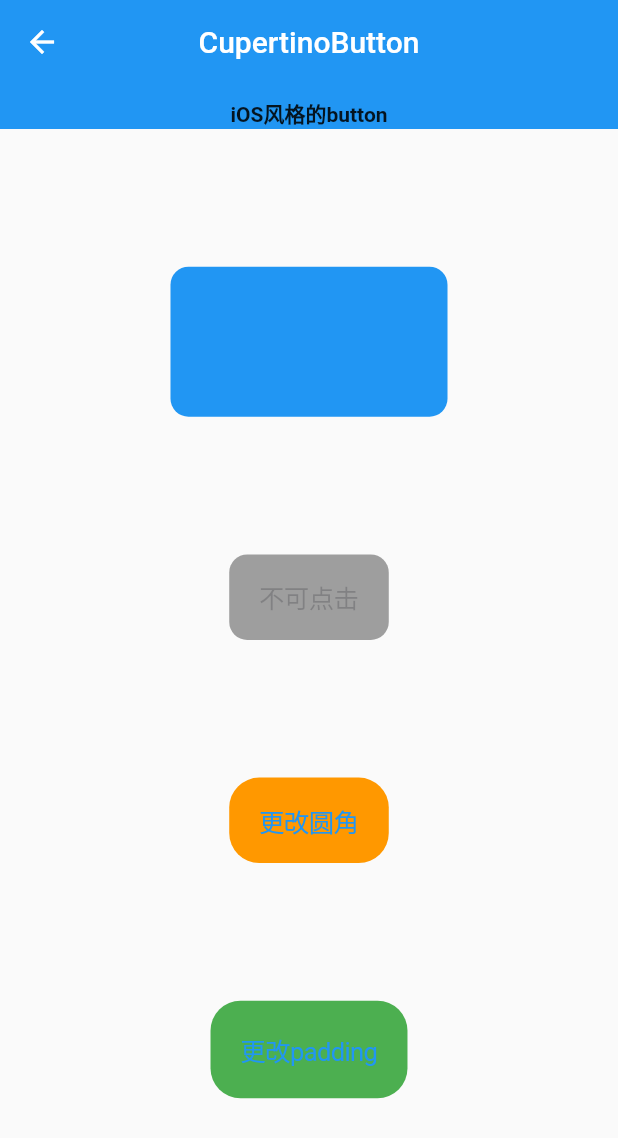
After one commit to huang-weilong/flutter_widgets, a Flutter app: the CupertinoButtonWidget screen opened directly, on a phone screen of 412 x 824 dp. The commit adds this screen. Shown: the top 1138 px of the screen. Run offline on Flutter 3.47's test engine with Material 2 defaults, Android fonts, the phone set to English and light mode, and no system bars.

Commit message:
CupertinoButton Widget

```diff
--- /dev/null
+++ b/lib/cupertino/cupertino_button_widget.dart
@@ -0,0 +1,60 @@
+import 'package:flutter/material.dart';
+import 'package:flutter/cupertino.dart';
+
+class CupertinoButtonWidget extends StatefulWidget {
+  @override
+  _CupertinoButtonWidgetState createState() => _CupertinoButtonWidgetState();
+}
+
+class _CupertinoButtonWidgetState extends State<CupertinoButtonWidget> {
+  @override
+  Widget build(BuildContext context) {
+    return Scaffold(
+      appBar: AppBar(
+        title: Text('CupertinoButton'),
+        centerTitle: true,
+        elevation: 0.0,
+        bottom: PreferredSize(
+          child: Text(
+            'iOS风格的button',
+            style: TextStyle(fontWeight: FontWeight.bold),
+          ),
+          preferredSize: Size.fromHeight(30.0),
+        ),
+      ),
+      body: Center(
+        child: Column(
+          mainAxisAlignment: MainAxisAlignment.spaceEvenly,
+          children: <Widget>[
+            CupertinoButton(
+              minSize: 100.0,
+              color: Colors.blue,
+              pressedOpacity: 0.4,
+              child: Text('更改颜色、最小size'),
+              onPressed: () {},
+            ),
+            CupertinoButton(
+              color: Colors.blue,
+              disabledColor: Colors.grey,
+              child: Text('不可点击'),
+              onPressed: null,
+            ),
+            CupertinoButton(
+              color: Colors.orange,
+              borderRadius: BorderRadius.circular(20.0),
+              child: Text('更改圆角'),
+              onPressed: () {},
+            ),
+            CupertinoButton(
+              padding: EdgeInsets.all(20.0),
+              color: Colors.green,
+              borderRadius: BorderRadius.circular(20.0),
+              child: Text('更改padding'),
+              onPressed: () {},
+            )
+          ],
+        ),
+      ),
+    );
+  }
+}
--- a/lib/cupertino/index_cupertino.dart
+++ b/lib/cupertino/index_cupertino.dart
@@ -2,6 +2,7 @@ import 'package:flutter/material.dart';
 
 import 'cupertino_activity_indicator_widget.dart';
 import 'cupertino_alert_dialog_widget.dart';
+import 'cupertino_button_widget.dart';
 
 class IndexCupertino extends StatefulWidget {
   @override
@@ -17,6 +18,7 @@ class _IndexCupertinoState extends State<IndexCupertino> {
     page = [
       {'title': 'CupertinoActivityIndicator', 'page': CupertinoActivityIndicatorWidget()},
       {'title': 'CupertinoAlertDialog', 'page': CupertinoAlertDialogWidget()},
+      {'title': 'CupertinoButton', 'page': CupertinoButtonWidget()},
     ];
   }
 
```
